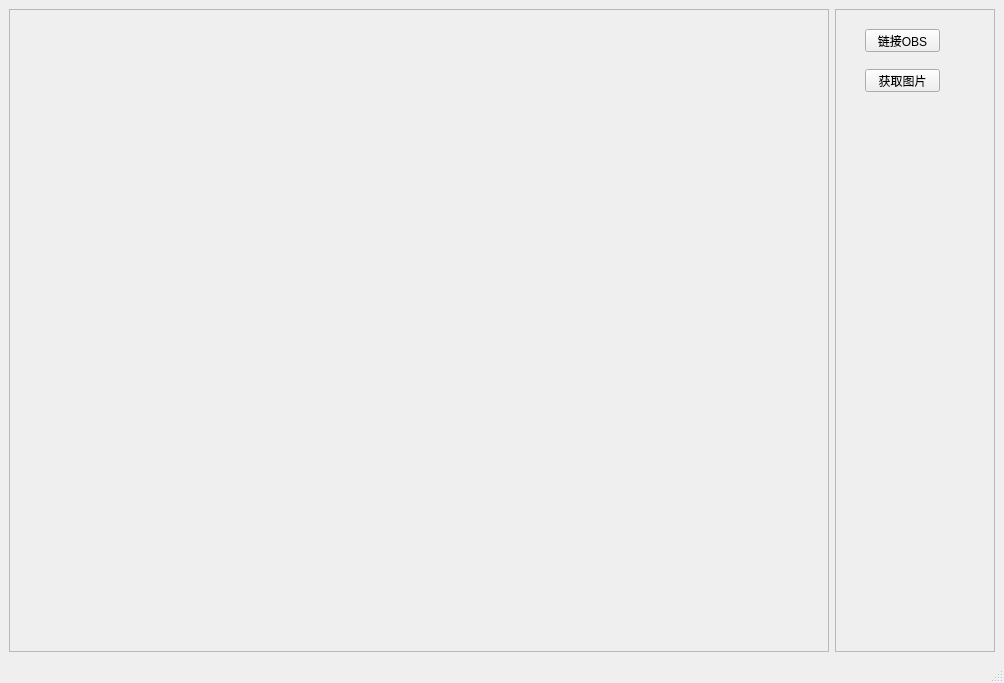
Above: Obs_test_Ui.ui from zzw168/Obs_test before the change. Below: the same form after it.
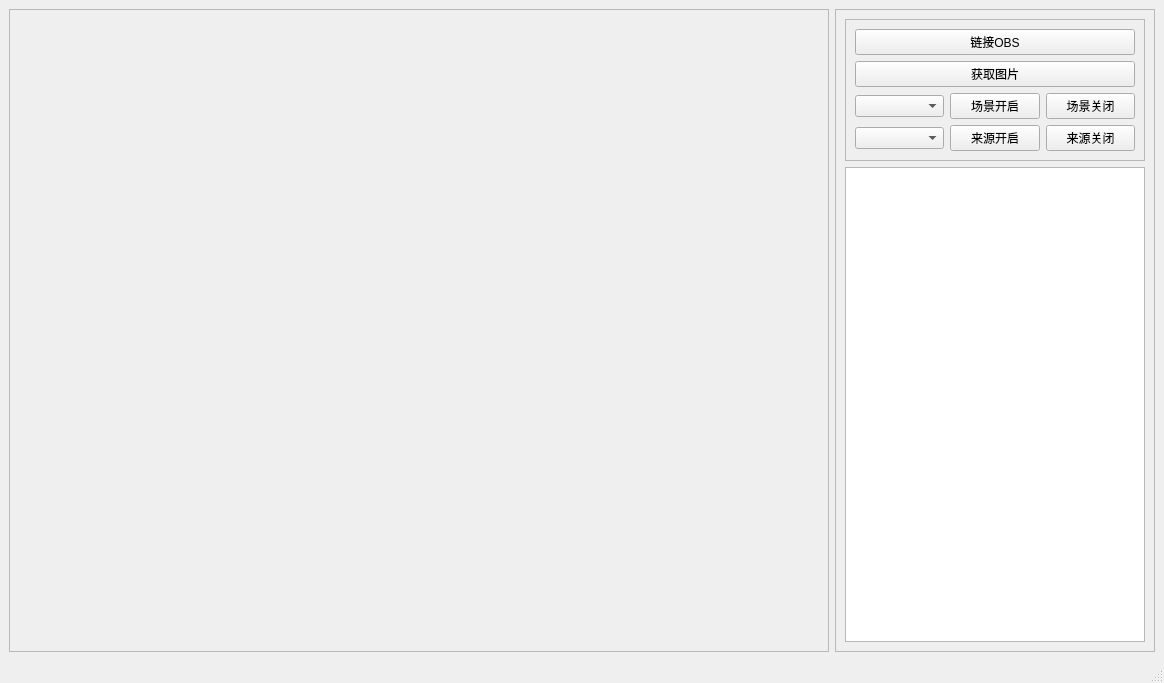
That is the form after the change.

```diff
--- a/Obs_test_Ui.ui
+++ b/Obs_test_Ui.ui
@@ -48,32 +48,77 @@
       <property name="frameShadow">
        <enum>QFrame::Raised</enum>
       </property>
-      <widget class="QPushButton" name="pushButton_ObsConnect">
-       <property name="geometry">
-        <rect>
-         <x>30</x>
-         <y>20</y>
-         <width>75</width>
-         <height>23</height>
-        </rect>
-       </property>
-       <property name="text">
-        <string>链接OBS</string>
-       </property>
-      </widget>
-      <widget class="QPushButton" name="pushButton_GetPicture">
-       <property name="geometry">
-        <rect>
-         <x>30</x>
-         <y>60</y>
-         <width>75</width>
-         <height>23</height>
-        </rect>
-       </property>
-       <property name="text">
-        <string>获取图片</string>
-       </property>
-      </widget>
+      <layout class="QGridLayout" name="gridLayout_3">
+       <item row="1" column="0">
+        <widget class="QFrame" name="frame_3">
+         <property name="minimumSize">
+          <size>
+           <width>300</width>
+           <height>0</height>
+          </size>
+         </property>
+         <property name="frameShape">
+          <enum>QFrame::StyledPanel</enum>
+         </property>
+         <property name="frameShadow">
+          <enum>QFrame::Raised</enum>
+         </property>
+         <layout class="QGridLayout" name="gridLayout_4">
+          <item row="4" column="2">
+           <widget class="QPushButton" name="pushButton_GetPicture_4">
+            <property name="text">
+             <string>来源关闭</string>
+            </property>
+           </widget>
+          </item>
+          <item row="2" column="2">
+           <widget class="QPushButton" name="pushButton_GetPicture_3">
+            <property name="text">
+             <string>场景关闭</string>
+            </property>
+           </widget>
+          </item>
+          <item row="2" column="1">
+           <widget class="QPushButton" name="pushButton_GetPicture">
+            <property name="text">
+             <string>场景开启</string>
+            </property>
+           </widget>
+          </item>
+          <item row="4" column="0">
+           <widget class="QComboBox" name="comboBox"/>
+          </item>
+          <item row="0" column="0" colspan="3">
+           <widget class="QPushButton" name="pushButton_ObsConnect">
+            <property name="text">
+             <string>链接OBS</string>
+            </property>
+           </widget>
+          </item>
+          <item row="1" column="0" colspan="3">
+           <widget class="QPushButton" name="pushButton_GetPicture_2">
+            <property name="text">
+             <string>获取图片</string>
+            </property>
+           </widget>
+          </item>
+          <item row="2" column="0">
+           <widget class="QComboBox" name="comboBox_2"/>
+          </item>
+          <item row="4" column="1">
+           <widget class="QPushButton" name="pushButton_GetPicture_5">
+            <property name="text">
+             <string>来源开启</string>
+            </property>
+           </widget>
+          </item>
+         </layout>
+        </widget>
+       </item>
+       <item row="2" column="0">
+        <widget class="QTextBrowser" name="textBrowser"/>
+       </item>
+      </layout>
      </widget>
     </item>
    </layout>
```
